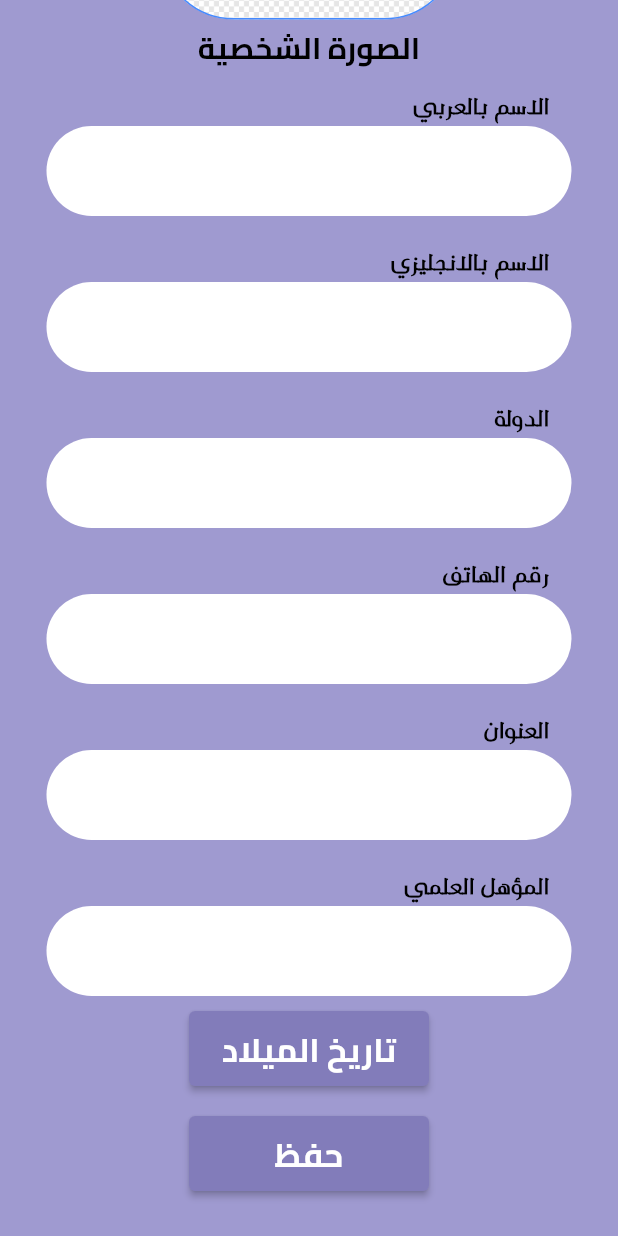
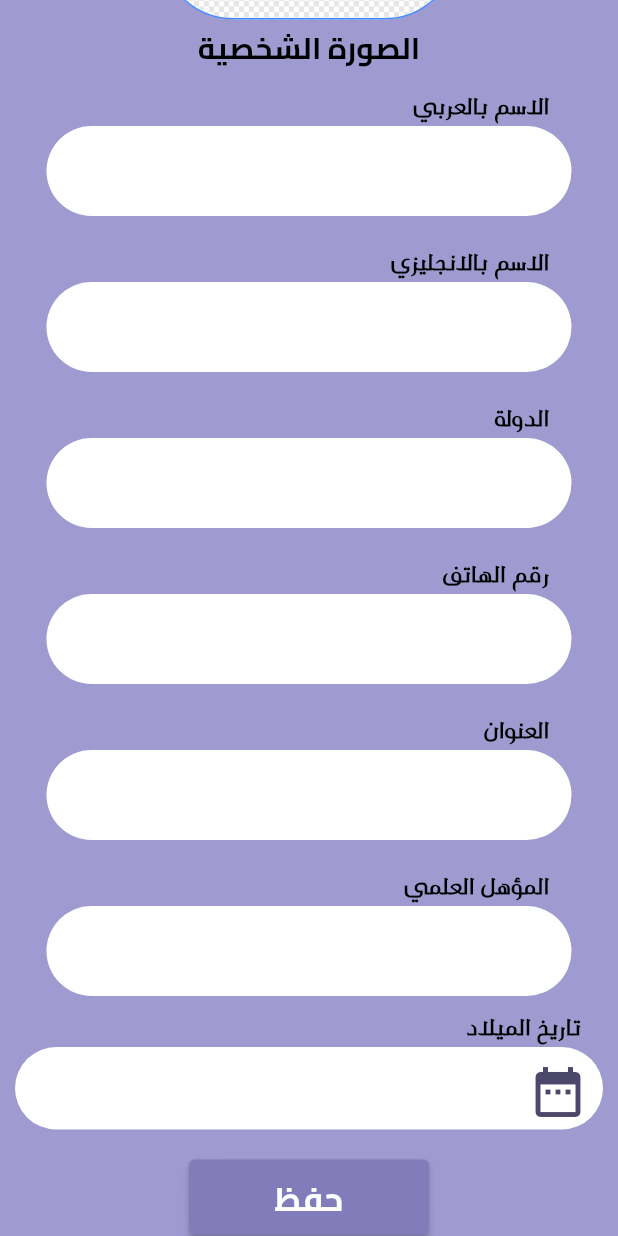
Before and after one commit to m-maqshm/An-Najah-Institute-Project, a Flutter app: the screen it shows after launch, scrolled down 227 dp, on a phone screen of 412 x 824 dp. Run offline on Flutter 3.47's test engine with Material 3 defaults, Android fonts, the phone set to English and light mode, and no system bars; our stand-ins replace flutter_localization, flutter_onboarding_slider, image_picker; missing offline and left inert: bottom_picker.

Commit message:
add pirth days in edt profile screen

```diff
--- a/lib/core/views/screens/edt_profile_screen.dart
+++ b/lib/core/views/screens/edt_profile_screen.dart
@@ -80,32 +80,44 @@
                 }
                 return null;
               }),
-/*              InkWell(
-                  onTap: ()  async{
+/*             Container(
+               width: double.infinity,
 
-                    _openDatePickerWithButtonStyle(context);
-                  },
-                  child:Container(
-                    width: 350,
+               margin: const EdgeInsets.symmetric(horizontal: 10),
+               child: Text('lable' , style: TextStyle(fontFamily: "shahdFont" , fontSize: 16)))*/
+              InkWell(
+                onTap: ()  async{
 
-                    margin: const EdgeInsets.all(10),
+                  _openDatePickerWithButtonStyle(context);
+                },
+                child:Container(
+                    width: double.infinity,
+
+                    margin: const EdgeInsets.symmetric(horizontal: 10),
                     child: Column(
+                      crossAxisAlignment: CrossAxisAlignment.start,
                       children: [
-                        Text('lable' , style: Theme.of(context).textTheme.bodyMedium*//*TextStyle(fontFamily: "shahdFont" , fontSize: 16)*//*,),
-                      Container(
-                        color: Colors.white,
-                      width: double.infinity,
-                      height: 50,
-                      padding: const EdgeInsets.only(right: 15),
-                      child: Text('lable' , style: Theme.of(context).textTheme.bodyMedium*//*TextStyle(fontFamily: "shahdFont" , fontSize: 16)*//*,),
-                    )])),)*/
-              BottonScreen(methd: ()  async{
+                        Container(padding: EdgeInsets.symmetric(horizontal: 15),child: Text('تاريخ الميلاد' ,  style: Theme.of(context).textTheme.bodyMedium,textAlign: TextAlign.start,textDirection: TextDirection.rtl,)),
+                        Container(width: double.infinity,
+height: 55,
+                            decoration: BoxDecoration(
+                                borderRadius: BorderRadius.circular(30),
+                                color: Colors.white
+                            ),
+                            padding:  EdgeInsets.symmetric(vertical: 10,horizontal: 10),child: Row(
+                              children: [
+                                Icon(Icons.date_range,size: 40,color:Color.fromARGB(
+                                    255, 76, 72, 108) ,),
+                                 Container(child: birthday==null?Text(''):Text('$birthday' , style: TextStyle(fontFamily: "shahdFont" , fontSize: 16))),
+                              ],
+                            )),
+                      ],
+                    )),),
 
-                _openDatePickerWithButtonStyle(context);
-              }, text: "تاريخ الميلاد",),
               SizedBox(height: 20,),
               BottonScreen(
                 text: "حفظ",
+
                 methd: () {
                   if (_frmKey.currentState!.validate() == true) {}
                 },
```
